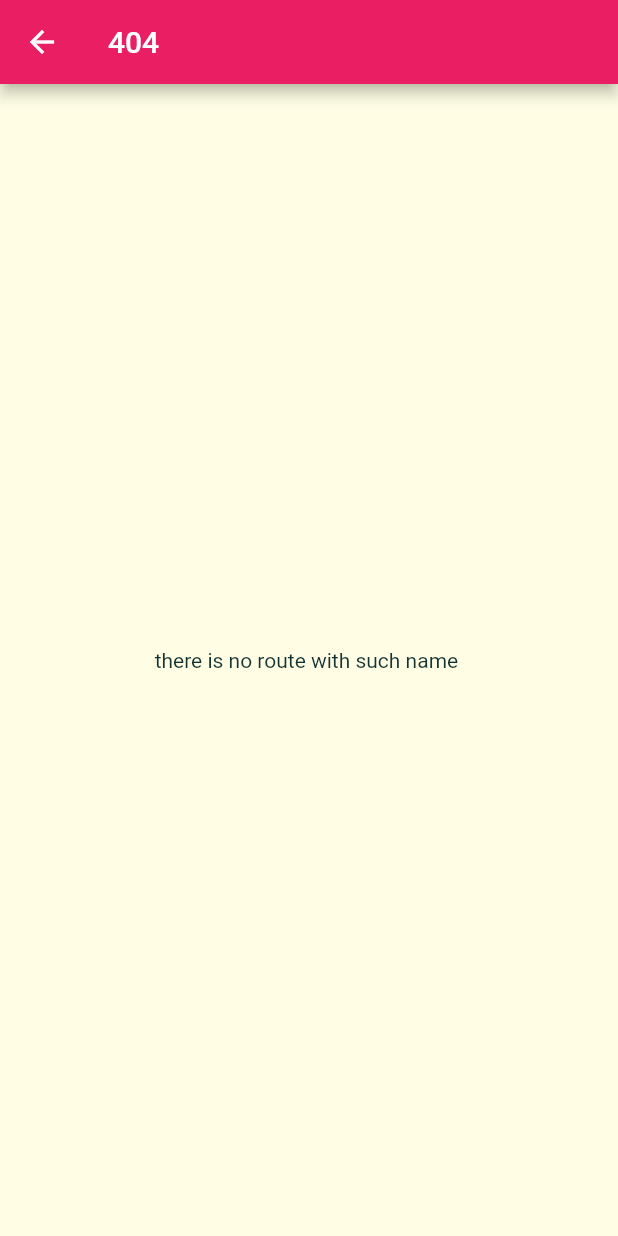
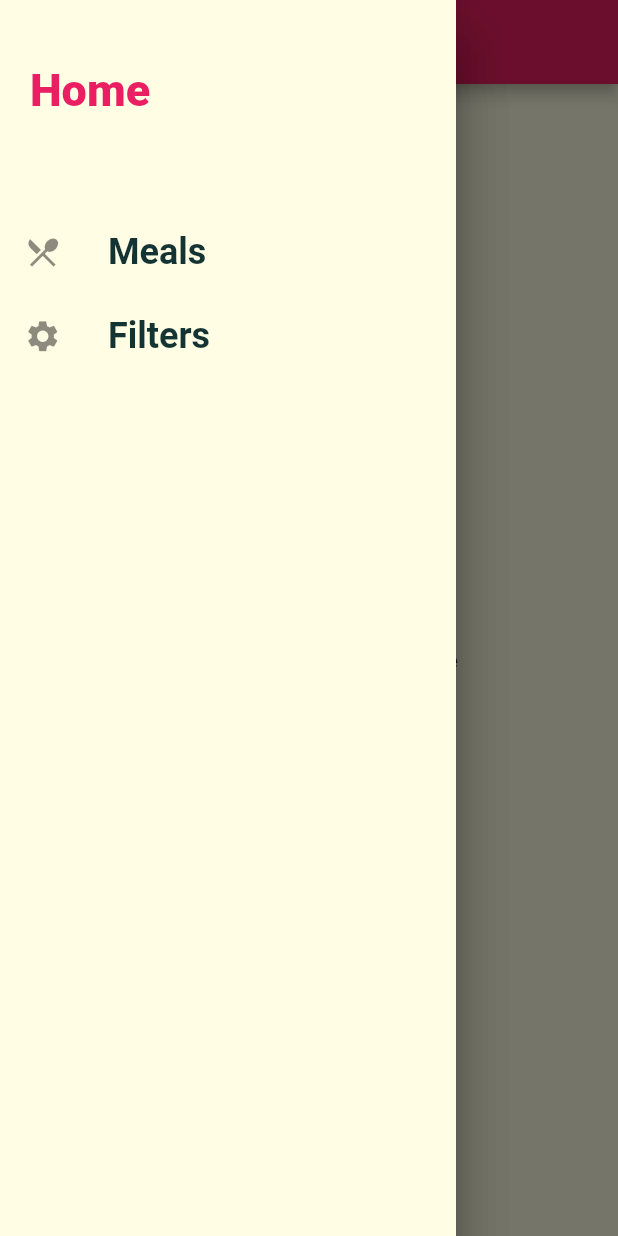
Before and after one commit to Musab-Al-omari/app-Meals-Flutter, a Flutter app: the UnfoundRoute screen opened directly, with the side drawer open (before the commit the screen has no drawer), on a phone screen of 412 x 824 dp. Run offline on Flutter 3.47's test engine with Material 2 defaults, Android fonts, the phone set to English and light mode, and no system bars; missing offline and left inert: dart:ffi; network calls fail; Roboto replaces fonts that are missing (Raleway, RobotoCondensed).

Commit message:
add drawer

```diff
--- a/lib/widgets/category_item.dart
+++ b/lib/category_item.dart
@@ -1,5 +1,5 @@
 import 'package:flutter/material.dart';
-import '../screen/Meal_screen.dart';
+import 'screen/Meal_screen.dart';
 
 class CatagoryItem extends StatelessWidget {
   final String title;
--- a/lib/main.dart
+++ b/lib/main.dart
@@ -1,6 +1,8 @@
 import 'package:flutter/material.dart';
+import 'package:meals_app/screen/tabs_screen.dart';
+import 'package:meals_app/widgets/Drawer_main.dart';
 
-import 'screen/cataegories_screen.dart';
+// import 'screen/cataegories_screen.dart';
 import 'screen/Meal_screen.dart';
 import './screen/Meal_detail.dart';
 
@@ -30,7 +32,7 @@ class MyApp extends StatelessWidget {
                   color: Color.fromRGBO(20, 51, 51, 1),
                 ),
               )),
-      home: CataegoriesScreen(),
+      home: TabScreen(),
       routes: {
         MealScreen.MealScreenRoute: (context) => MealScreen(),
         MealDetails.MealDetailsRoute: (context) => MealDetails(),
@@ -58,6 +60,9 @@ class UnfoundRoute extends StatelessWidget {
   @override
   Widget build(BuildContext context) {
     return Scaffold(
+      drawer: Drawer(
+        child: AppDrawer(),
+      ),
       appBar: AppBar(
         title: Text('404'),
       ),
--- /dev/null
+++ b/lib/widgets/Drawer_main.dart
@@ -0,0 +1,52 @@
+import 'dart:ffi';
+
+import 'package:flutter/material.dart';
+
+class AppDrawer extends StatelessWidget {
+  Widget DrawerBars(void Function() myOnTap, IconData myIcon, String title) {
+    return ListTile(
+      onTap: myOnTap,
+      leading: Icon(
+        myIcon,
+        size: 25,
+      ),
+      title: Text(
+        title,
+        style: TextStyle(
+            fontFamily: 'RobotoCondensed',
+            fontSize: 24,
+            fontWeight: FontWeight.bold),
+      ),
+    );
+  }
+
+  void toTheHome() {}
+  void toTheSetting() {}
+  @override
+  Widget build(BuildContext context) {
+    return Drawer(
+      child: Column(
+        children: [
+          Container(
+            height: 120,
+            width: double.infinity,
+            padding: EdgeInsets.all(20),
+            alignment: Alignment.centerLeft,
+            child: Text(
+              'Home',
+              style: TextStyle(
+                  fontWeight: FontWeight.w900,
+                  fontSize: 30,
+                  color: Theme.of(context).primaryColor),
+            ),
+          ),
+          SizedBox(
+            height: 20,
+          ),
+          DrawerBars(toTheHome, Icons.restaurant_menu, 'Meals'),
+          DrawerBars(toTheSetting, Icons.settings, 'Filters'),
+        ],
+      ),
+    );
+  }
+}
```
Also changed, not shown: lib/screen/cataegories_screen.dart (+3 -7 lines), lib/screen/favorites.dart (added, +8 -0 lines), lib/screen/tabs_screen.dart (added, +41 -0 lines).
